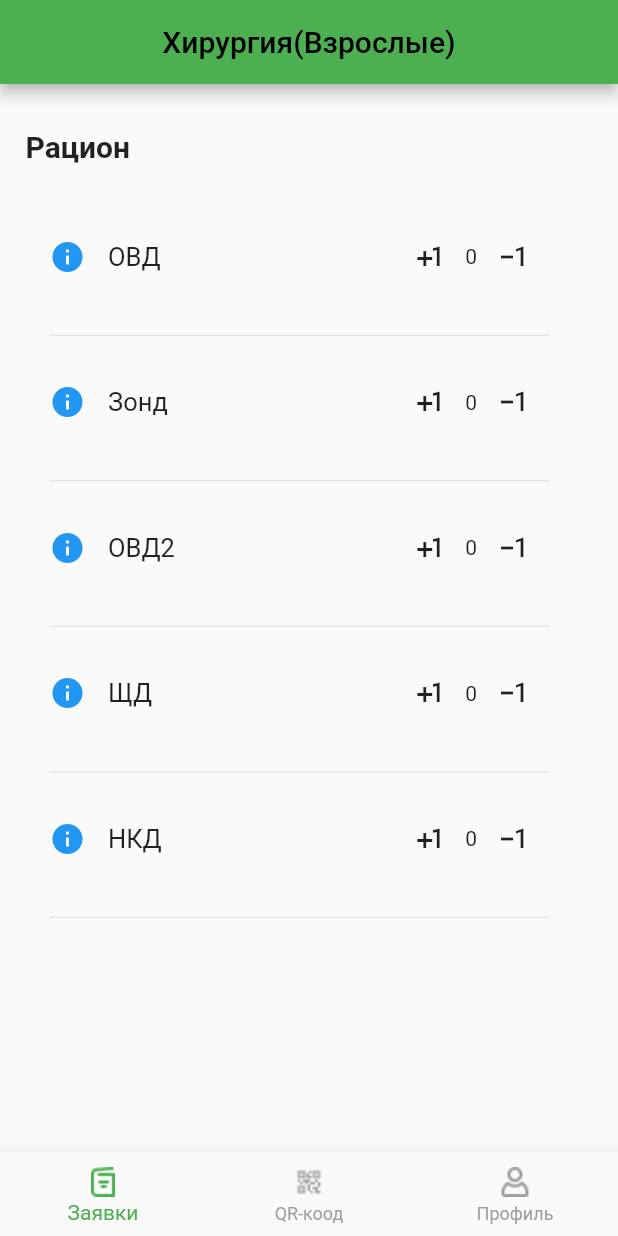
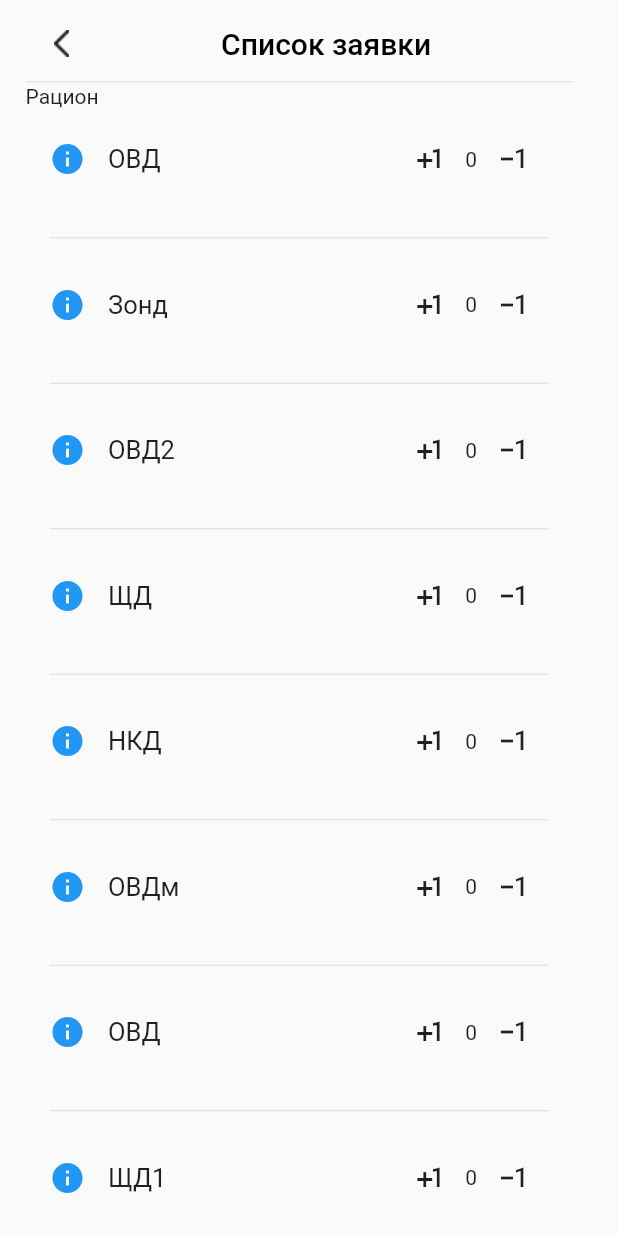
Before and after one commit to pawees/diet_app, a Flutter app: the screen it shows after launch, after a tap on "Создать новую заявку", after a tap on the "chevron right" icon, after a tap on "Хирургия(Взрослые)", on a phone screen of 412 x 824 dp. Run offline on Flutter 3.47's test engine with Material 2 defaults, Android fonts, the phone set to English and light mode, and no system bars; our stand-ins replace bloc, equatable, extended_masked_text, flutter_bloc, flutter_secure_storage, hive and 2 more; missing offline and left inert: jsonrpc2, lo_form; accounts and stored records are empty.

Commit message:
menuWidget upgd

```diff
--- a/lib/ui/app_widget/menuWidget.dart
+++ b/lib/ui/app_widget/menuWidget.dart
@@ -2,6 +2,7 @@ import 'package:flutter/material.dart';
 import 'package:flutter_bloc/flutter_bloc.dart';
 import 'package:game_app_training/repository/models/places.dart';
 import 'package:game_app_training/ui/app_widget/bloc/app_bloc.dart';
+import 'package:game_app_training/ui/app_widget/headerWidget.dart';
 import 'package:game_app_training/ui/theme/styles.dart';
 import 'package:game_app_training/ui/theme/main_buttons.dart';
 
@@ -190,31 +191,21 @@ class MenuChoiseWidget extends StatelessWidget {
 
  @override
   Widget build(BuildContext context) {
-
-    _on_pressed(){};
-
     return BlocBuilder<AppBloc,AppState>(
       builder: (context,state) {
         var place = state.places![state.selected_id];
-        return Scaffold(
-          appBar:AppBar(
-            title: Center(
-              child: Text(
-                  place.name,
-              style: const TextStyle(
-                color: Colors.black, fontSize: 20, fontWeight: FontWeight.w500),
-          )),),
-          body: Padding(
+        return  Padding(
             padding: const EdgeInsets.fromLTRB(17, 5, 30, 5),
-            child: ListView(
-              children: [Column(
-                crossAxisAlignment: CrossAxisAlignment.stretch,
+            child: Column(
               children: [
-                 SizedBox(height: 25,),
-                 Text('Рацион', style: header1(),),
-                 SizedBox(height: 28,),
-                 Container(
-                  height: 485,
+                HeaderWidget(),
+                Row(
+                  crossAxisAlignment: CrossAxisAlignment.start,
+                  children: [
+                    const Text('Рацион'),
+                  ],
+                ),
+                Expanded(
                   child: ListView.builder(
                    // child: _MenuRowWidget(menuRow: menuNames),
                    shrinkWrap: true,
@@ -228,12 +219,7 @@ class MenuChoiseWidget extends StatelessWidget {
                    itemCount: menuNames.length + 1
                    ),
                 ),
-
-
-
               ],
-              ),
-           ] ),
             ),
           );
       }
--- a/lib/ui/app_widget/navigator.dart
+++ b/lib/ui/app_widget/navigator.dart
@@ -42,15 +42,15 @@ class _NavigatorBarState extends State<NavigatorBar> {
       builder: (context,state) {
         return Scaffold(
           body: _buildScreensWidget(state),
-          bottomNavigationBar: BottomNavigationBar(
-            items: [
-              BottomNavigationBarItem(icon: ImageIcon(AssetImage('assets/images/union.png'),), label:'Заявки'),
-              BottomNavigationBarItem(icon: ImageIcon(AssetImage('assets/images/qr_code.png')), label:'QR-коод'),
-              BottomNavigationBarItem(icon: ImageIcon(AssetImage('assets/images/profile.png')), label:'Профиль'),
-            ],
-            currentIndex: _selected,
-            onTap: onSelected,
-          ),
+          // bottomNavigationBar: BottomNavigationBar(
+          //   items: [
+          //     BottomNavigationBarItem(icon: ImageIcon(AssetImage('assets/images/union.png'),), label:'Заявки'),
+          //     BottomNavigationBarItem(icon: ImageIcon(AssetImage('assets/images/qr_code.png')), label:'QR-коод'),
+          //     BottomNavigationBarItem(icon: ImageIcon(AssetImage('assets/images/profile.png')), label:'Профиль'),
+          //   ],
+          //   currentIndex: _selected,
+          //   onTap: onSelected,
+          // ),
       );
       }
     );
```
Lines whose indentation alone changed are shown as unchanged.
